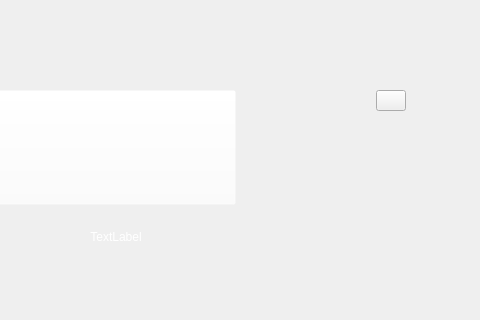
Above: widget.ui from sdyncyang/zhome before the change; both pictures show x 544 to 1024 and y 0 to 320 of the 1024 by 600 pixel window. Below: the same form after it.
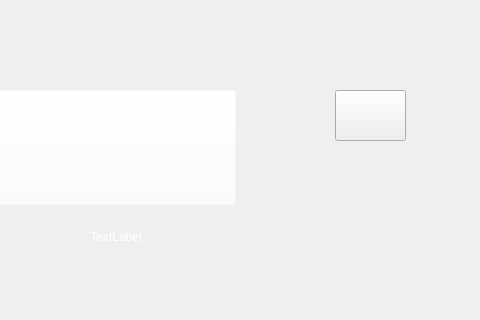
That is the form after the change. Icons and pictures are not drawn.

```diff
--- a/widget.ui
+++ b/widget.ui
@@ -121,10 +121,10 @@
   <widget class="QPushButton" name="wifiPushButton">
    <property name="geometry">
     <rect>
-     <x>920</x>
+     <x>879</x>
      <y>90</y>
-     <width>30</width>
-     <height>21</height>
+     <width>71</width>
+     <height>51</height>
     </rect>
    </property>
    <property name="text">
```
Left out of the diff: 58 changed lines with no effect on the pictures.
